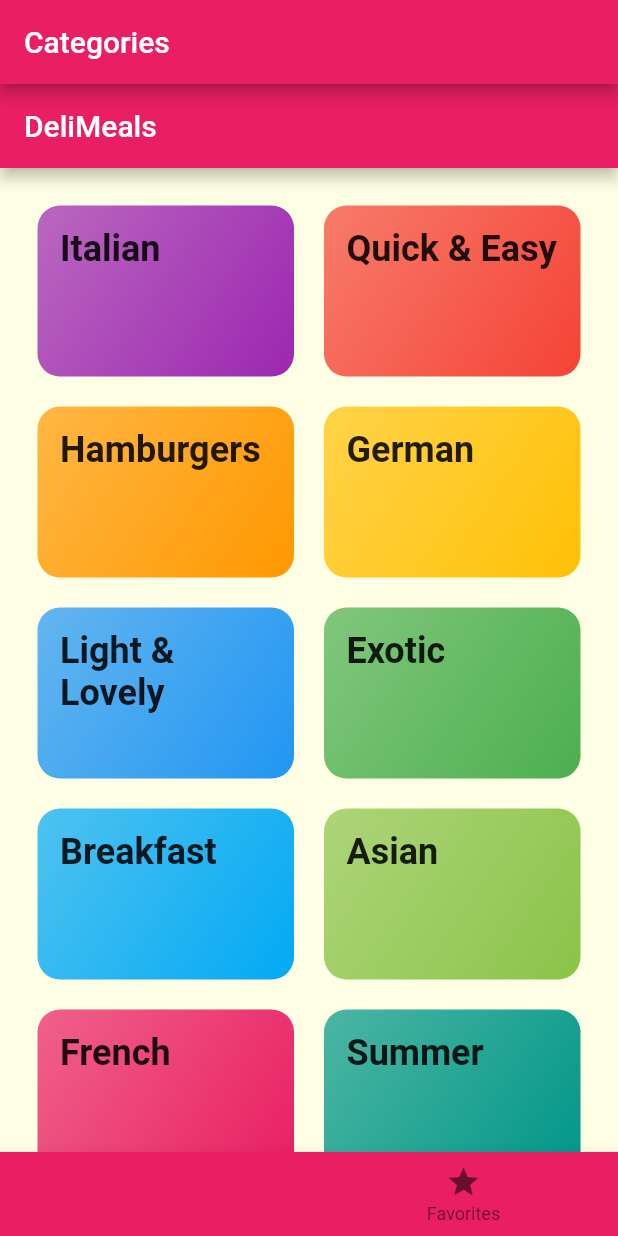
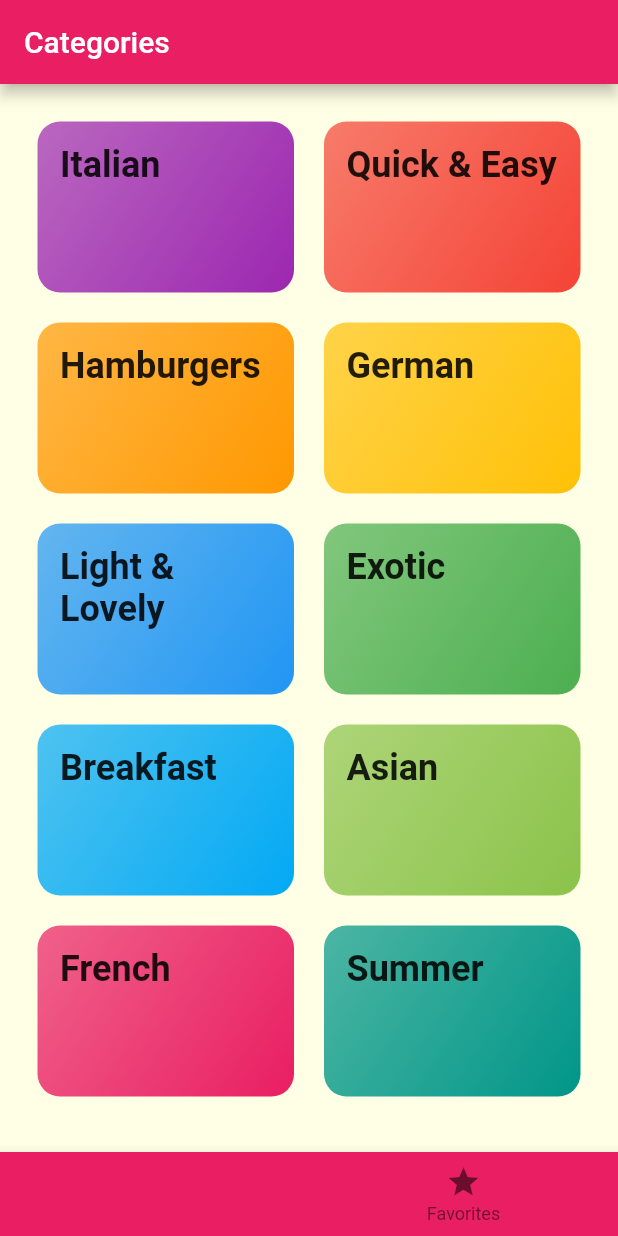
Before and after one commit to nord2sudjp/DeliMeals, a Flutter app: the screen it shows after launch, on a phone screen of 412 x 824 dp. Run offline on Flutter 3.47's test engine with Material 2 defaults, Android fonts, the phone set to English and light mode, and no system bars; Roboto replaces fonts that are missing (Railway, RobotCondensed).

Commit message:
remove scaffold from categoriesscreen

```diff
--- a/lib/screen/categories_screen.dart
+++ b/lib/screen/categories_screen.dart
@@ -6,11 +6,7 @@ import '../widgets/category_item.dart';
 class CategoriesScreen extends StatelessWidget {
   @override
   Widget build(BuildContext context) {
-    return Scaffold(
-      appBar: AppBar(
-        title: const Text('DeliMeals'),
-      ),
-      body: GridView(
+    return GridView(
       padding: const EdgeInsets.all(25),
       children: DUMMY_CATEGORIES
           .map(
@@ -23,7 +19,6 @@ class CategoriesScreen extends StatelessWidget {
         crossAxisSpacing: 20,
         mainAxisSpacing: 20,
       ),
-      ),
     );
   }
 }
```
Lines whose indentation alone changed are shown as unchanged.
